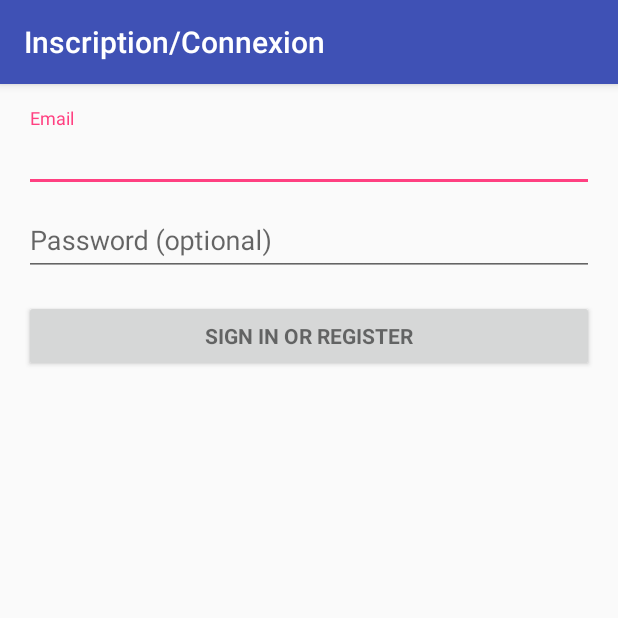
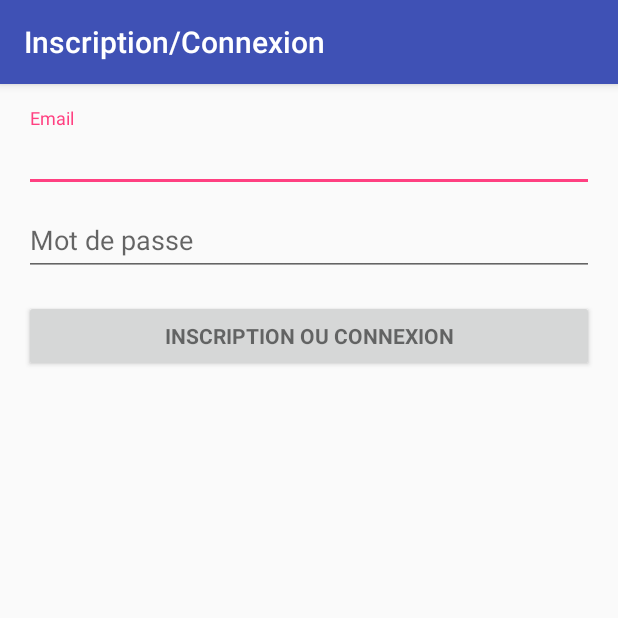
Before and after one commit to alexisDubus/Nibral2, an Android app: the LoginActivity screen opened directly, with no data from a screen before it, on a phone screen of 412 x 824 dp, the top half of it. Run offline under Robolectric (Android 15) with nearby library versions, the phone set to English and light mode, and no system bars; 2 statements that could not run were skipped.

Commit message:
second rajout

```diff
--- a/app/src/main/java/com/alexis_dubus/nibral2/LoginActivity.java
+++ b/app/src/main/java/com/alexis_dubus/nibral2/LoginActivity.java
@@ -3,21 +3,19 @@ package com.alexis_dubus.nibral2;
 import android.animation.Animator;
 import android.animation.AnimatorListenerAdapter;
 import android.annotation.TargetApi;
+import android.app.LoaderManager.LoaderCallbacks;
+import android.content.CursorLoader;
+import android.content.Loader;
 import android.content.pm.PackageManager;
+import android.database.Cursor;
+import android.net.Uri;
+import android.os.AsyncTask;
+import android.os.Build;
+import android.os.Bundle;
+import android.provider.ContactsContract;
 import android.support.annotation.NonNull;
 import android.support.design.widget.Snackbar;
 import android.support.v7.app.AppCompatActivity;
-import android.app.LoaderManager.LoaderCallbacks;
-
-import android.content.CursorLoader;
-import android.content.Loader;
-import android.database.Cursor;
-import android.net.Uri;
-import android.os.AsyncTask;
-
-import android.os.Build;
-import android.os.Bundle;
-import android.provider.ContactsContract;
 import android.text.TextUtils;
 import android.view.KeyEvent;
 import android.view.View;
@@ -43,6 +41,7 @@ public class LoginActivity extends AppCompatActivity implements LoaderCallbacks<
      * Id to identity READ_CONTACTS permission request.
      */
     private static final int REQUEST_READ_CONTACTS = 0;
+    Core myDb;
 
     /**
      * A dummy authentication store containing known user names and passwords.
@@ -66,6 +65,7 @@ public class LoginActivity extends AppCompatActivity implements LoaderCallbacks<
     protected void onCreate(Bundle savedInstanceState) {
         super.onCreate(savedInstanceState);
         setContentView(R.layout.activity_login);
+        myDb = new Core(this);
         // Set up the login form.
         mEmailView = (AutoCompleteTextView) findViewById(R.id.email);
         populateAutoComplete();
@@ -92,6 +92,10 @@ public class LoginActivity extends AppCompatActivity implements LoaderCallbacks<
 
         mLoginFormView = findViewById(R.id.login_form);
         mProgressView = findViewById(R.id.login_progress);
+    }
+    public void addData()
+    {
+
     }
 
     private void populateAutoComplete() {
--- a/app/src/main/res/layout/activity_login.xml
+++ b/app/src/main/res/layout/activity_login.xml
@@ -53,13 +53,13 @@
                     android:id="@+id/password"
                     android:layout_width="match_parent"
                     android:layout_height="wrap_content"
-                    android:hint="@string/prompt_password"
                     android:imeActionId="@+id/login"
                     android:imeActionLabel="@string/action_sign_in_short"
                     android:imeOptions="actionUnspecified"
                     android:inputType="textPassword"
                     android:maxLines="1"
-                    android:singleLine="true" />
+                    android:singleLine="true"
+                    android:hint="Mot de passe" />
 
             </android.support.design.widget.TextInputLayout>
 
@@ -69,7 +69,7 @@
                 android:layout_width="match_parent"
                 android:layout_height="wrap_content"
                 android:layout_marginTop="16dp"
-                android:text="@string/action_sign_in"
+                android:text="Inscription ou connexion"
                 android:textStyle="bold" />
 
         </LinearLayout>
```
Also changed, not shown: app/src/main/java/com/alexis_dubus/nibral2/Core.java (+12 -1 lines).
